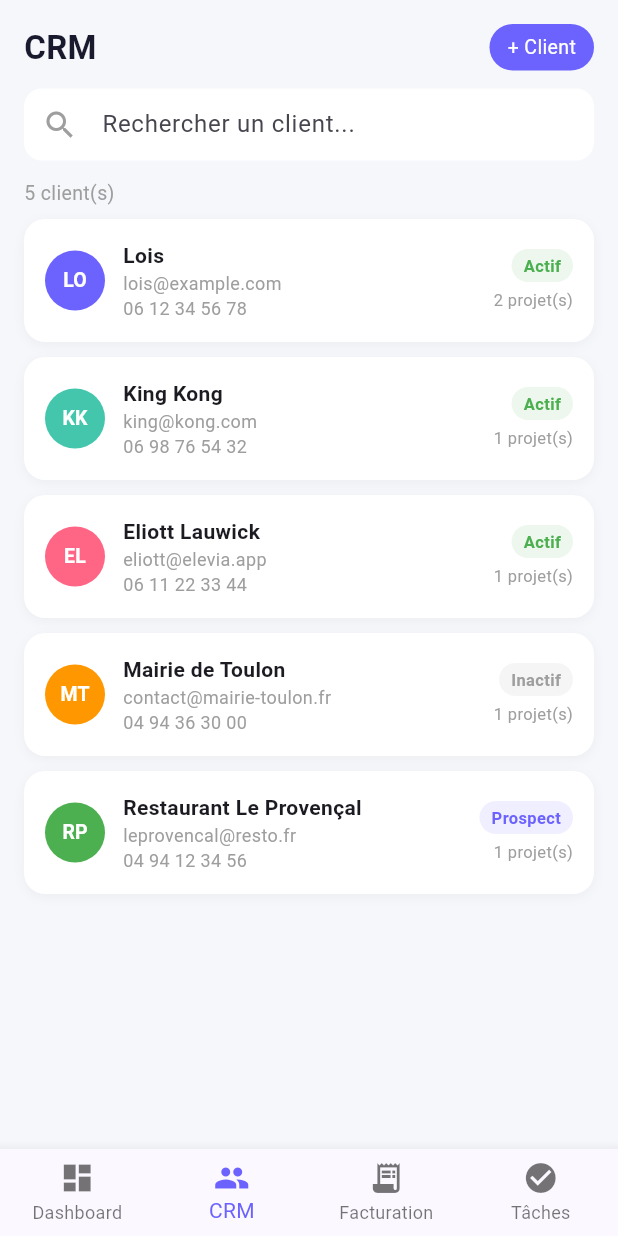
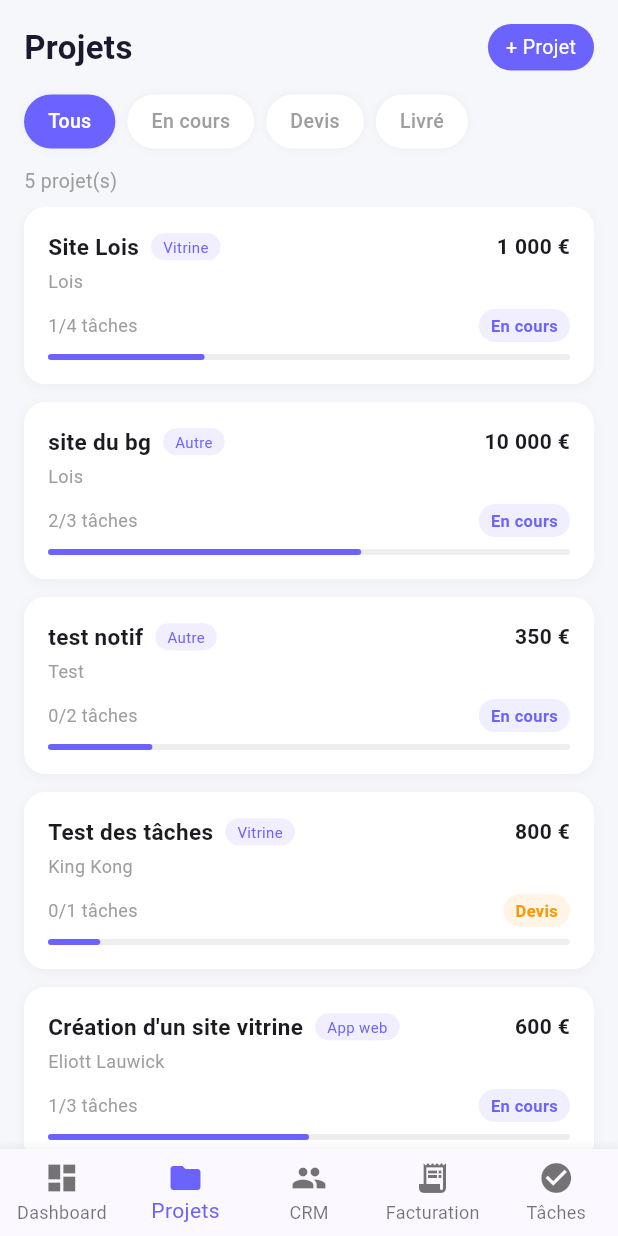
Before and after one commit to eliottlwk/App-Admin-Elevia-Mobile, a Flutter app: the screen it shows after launch, item 2 of the bottom bar chosen, on a phone screen of 412 x 824 dp. Run offline on Flutter 3.47's test engine with Material 3 defaults, Android fonts, the phone set to English and light mode, and no system bars.

Commit message:
feat: écran projets avec filtres et progression des tâches

```diff
--- a/lib/main.dart
+++ b/lib/main.dart
@@ -3,6 +3,7 @@ import 'screens/dashboard/dashboard_screen.dart';
 import 'screens/crm/crm_screen.dart';
 import 'screens/facturation/facturation_screen.dart';
 import 'screens/taches/taches_screen.dart';
+import 'screens/projets/projets_screen.dart';
 
 void main() {
   runApp(const EleviaAdminApp());
@@ -38,11 +39,12 @@ class _MainNavigationState extends State<MainNavigation> {
   int _currentIndex = 0;
 
   final List<Widget> _screens = [
-    const DashboardScreen(),
-    const CrmScreen(),
-    const FacturationScreen(),
-    const TachesScreen(),
-  ];
+  const DashboardScreen(),
+  const ProjetsScreen(),
+  const CrmScreen(),
+  const FacturationScreen(),
+  const TachesScreen(),
+];
 
   @override
   Widget build(BuildContext context) {
@@ -57,6 +59,10 @@ class _MainNavigationState extends State<MainNavigation> {
           BottomNavigationBarItem(
             icon: Icon(Icons.dashboard),
             label: 'Dashboard',
+          ),
+          BottomNavigationBarItem(
+            icon: Icon(Icons.folder),
+            label: 'Projets',
           ),
           BottomNavigationBarItem(
             icon: Icon(Icons.people),
--- /dev/null
+++ b/lib/screens/projets/projets_screen.dart
@@ -0,0 +1,293 @@
+import 'package:flutter/material.dart';
+
+class ProjetsScreen extends StatefulWidget {
+  const ProjetsScreen({super.key});
+
+  @override
+  State<ProjetsScreen> createState() => _ProjetsScreenState();
+}
+
+class _ProjetsScreenState extends State<ProjetsScreen> {
+  String _filtre = 'Tous';
+
+  final List<Map<String, dynamic>> _projets = [
+    {
+      'nom': 'Site Lois',
+      'client': 'Lois',
+      'tag': 'Vitrine',
+      'montant': '1 000 €',
+      'statut': 'En cours',
+      'progress': 0.3,
+      'taches': 4,
+      'tachesFaites': 1,
+    },
+    {
+      'nom': 'site du bg',
+      'client': 'Lois',
+      'tag': 'Autre',
+      'montant': '10 000 €',
+      'statut': 'En cours',
+      'progress': 0.6,
+      'taches': 3,
+      'tachesFaites': 2,
+    },
+    {
+      'nom': 'test notif',
+      'client': 'Test',
+      'tag': 'Autre',
+      'montant': '350 €',
+      'statut': 'En cours',
+      'progress': 0.2,
+      'taches': 2,
+      'tachesFaites': 0,
+    },
+    {
+      'nom': 'Test des tâches',
+      'client': 'King Kong',
+      'tag': 'Vitrine',
+      'montant': '800 €',
+      'statut': 'Devis',
+      'progress': 0.1,
+      'taches': 1,
+      'tachesFaites': 0,
+    },
+    {
+      'nom': 'Création d\'un site vitrine',
+      'client': 'Eliott Lauwick',
+      'tag': 'App web',
+      'montant': '600 €',
+      'statut': 'En cours',
+      'progress': 0.5,
+      'taches': 3,
+      'tachesFaites': 1,
+    },
+  ];
+
+  final List<String> _filtres = ['Tous', 'En cours', 'Devis', 'Livré'];
+
+  List<Map<String, dynamic>> get _filtered => _filtre == 'Tous'
+      ? _projets
+      : _projets.where((p) => p['statut'] == _filtre).toList();
+
+  Color _statutColor(String statut) {
+    switch (statut) {
+      case 'En cours':
+        return const Color(0xFF6C63FF);
+      case 'Devis':
+        return const Color(0xFFFF9800);
+      case 'Livré':
+        return const Color(0xFF4CAF50);
+      default:
+        return Colors.grey;
+    }
+  }
+
+  @override
+  Widget build(BuildContext context) {
+    return Scaffold(
+      backgroundColor: const Color(0xFFF5F7FA),
+      body: SafeArea(
+        child: Column(
+          crossAxisAlignment: CrossAxisAlignment.start,
+          children: [
+            // Header
+            Padding(
+              padding: const EdgeInsets.fromLTRB(16, 16, 16, 0),
+              child: Row(
+                mainAxisAlignment: MainAxisAlignment.spaceBetween,
+                children: [
+                  Column(
+                    crossAxisAlignment: CrossAxisAlignment.start,
+                    children: const [
+                      Text(
+                        'Projets',
+                        style: TextStyle(
+                          fontSize: 22,
+                          fontWeight: FontWeight.bold,
+                          color: Color(0xFF1A1A2E),
+                        ),
+                      ),
+                    ],
+                  ),
+                  Container(
+                    padding: const EdgeInsets.symmetric(
+                        horizontal: 12, vertical: 6),
+                    decoration: BoxDecoration(
+                      color: const Color(0xFF6C63FF),
+                      borderRadius: BorderRadius.circular(20),
+                    ),
+                    child: const Text(
+                      '+ Projet',
+                      style: TextStyle(color: Colors.white, fontSize: 13),
+                    ),
+                  ),
+                ],
+              ),
+            ),
+            const SizedBox(height: 16),
+
+            // Filtres
+            SizedBox(
+              height: 36,
+              child: ListView.builder(
+                scrollDirection: Axis.horizontal,
+                padding: const EdgeInsets.symmetric(horizontal: 16),
+                itemCount: _filtres.length,
+                itemBuilder: (context, index) {
+                  final filtre = _filtres[index];
+                  final selected = _filtre == filtre;
+                  return GestureDetector(
+                    onTap: () => setState(() => _filtre = filtre),
+                    child: Container(
+                      margin: const EdgeInsets.only(right: 8),
+                      padding: const EdgeInsets.symmetric(
+                          horizontal: 16, vertical: 8),
+                      decoration: BoxDecoration(
+                        color: selected
+                            ? const Color(0xFF6C63FF)
+                            : Colors.white,
+                        borderRadius: BorderRadius.circular(20),
+                        boxShadow: [
+                          BoxShadow(
+                            color: Colors.black.withOpacity(0.04),
+                            blurRadius: 4,
+                          ),
+                        ],
+                      ),
+                      child: Text(
+                        filtre,
+                        style: TextStyle(
+                          fontSize: 13,
+                          fontWeight: FontWeight.w500,
+                          color: selected ? Colors.white : Colors.grey,
+                        ),
+                      ),
+                    ),
+                  );
+                },
+              ),
+            ),
+            const SizedBox(height: 12),
+
+            // Compteur
+            Padding(
+              padding: const EdgeInsets.symmetric(horizontal: 16),
+              child: Text(
+                '${_filtered.length} projet(s)',
+                style: const TextStyle(color: Colors.grey, fontSize: 13),
+              ),
+            ),
+            const SizedBox(height: 8),
+
+            // Liste
+            Expanded(
+              child: ListView.builder(
+                padding: const EdgeInsets.symmetric(horizontal: 16),
+                itemCount: _filtered.length,
+                itemBuilder: (context, index) {
+                  final projet = _filtered[index];
+                  return Container(
+                    margin: const EdgeInsets.only(bottom: 12),
+                    padding: const EdgeInsets.all(16),
+                    decoration: BoxDecoration(
+                      color: Colors.white,
+                      borderRadius: BorderRadius.circular(14),
+                      boxShadow: [
+                        BoxShadow(
+                          color: Colors.black.withOpacity(0.04),
+                          blurRadius: 6,
+                          offset: const Offset(0, 2),
+                        ),
+                      ],
+                    ),
+                    child: Column(
+                      crossAxisAlignment: CrossAxisAlignment.start,
+                      children: [
+                        Row(
+                          mainAxisAlignment: MainAxisAlignment.spaceBetween,
+                          children: [
+                            Row(
+                              children: [
+                                Text(
+                                  projet['nom'],
+                                  style: const TextStyle(
+                                      fontWeight: FontWeight.w600,
+                                      fontSize: 15),
+                                ),
+                                const SizedBox(width: 8),
+                                Container(
+                                  padding: const EdgeInsets.symmetric(
+                                      horizontal: 8, vertical: 2),
+                                  decoration: BoxDecoration(
+                                    color: const Color(0xFFF0EEFF),
+                                    borderRadius: BorderRadius.circular(20),
+                                  ),
+                                  child: Text(
+                                    projet['tag'],
+                                    style: const TextStyle(
+                                        fontSize: 10,
+                                        color: Color(0xFF6C63FF)),
+                                  ),
+                                ),
+                              ],
+                            ),
+                            Text(
+                              projet['montant'],
+                              style: const TextStyle(
+                                  fontWeight: FontWeight.bold, fontSize: 14),
+                            ),
+                          ],
+                        ),
+                        const SizedBox(height: 4),
+                        Text(
+                          projet['client'],
+                          style: const TextStyle(
+                              color: Colors.grey, fontSize: 12),
+                        ),
+                        const SizedBox(height: 10),
+                        Row(
+                          mainAxisAlignment: MainAxisAlignment.spaceBetween,
+                          children: [
+                            Text(
+                              '${projet['tachesFaites']}/${projet['taches']} tâches',
+                              style: const TextStyle(
+                                  color: Colors.grey, fontSize: 12),
+                            ),
+                            Container(
+                              padding: const EdgeInsets.symmetric(
+                                  horizontal: 8, vertical: 3),
+                              decoration: BoxDecoration(
+                                color: _statutColor(projet['statut'])
+                                    .withOpacity(0.1),
+                                borderRadius: BorderRadius.circular(20),
+                              ),
+                              child: Text(
+                                projet['statut'],
+                                style: TextStyle(
+                                  fontSize: 11,
+                                  color: _statutColor(projet['statut']),
+                                  fontWeight: FontWeight.w600,
+                                ),
+                              ),
+                            ),
+                          ],
+                        ),
+                        const SizedBox(height: 8),
+                        LinearProgressIndicator(
+                          value: projet['progress'],
+                          backgroundColor: const Color(0xFFEEEEEE),
+                          color: const Color(0xFF6C63FF),
+                          borderRadius: BorderRadius.circular(4),
+                        ),
+                      ],
+                    ),
+                  );
+                },
+              ),
+            ),
+          ],
+        ),
+      ),
+    );
+  }
+}
```
